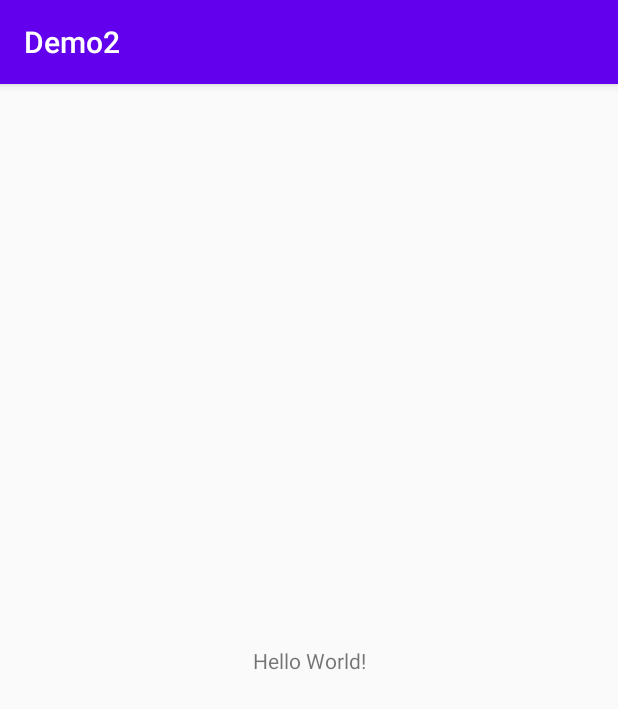
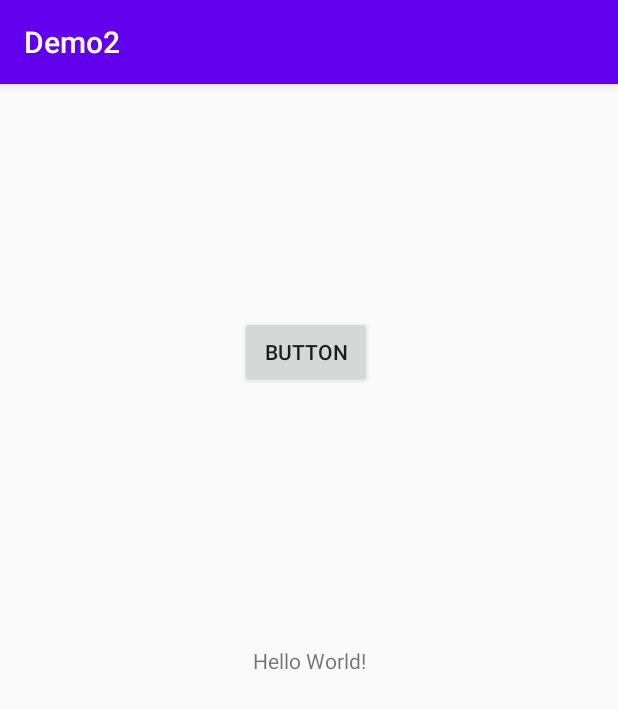
Before and after one commit to HarshitaBali/Demo2, an Android app: the screen it shows after launch (MainActivity), on a phone screen of 412 x 824 dp. Shown: the top 709 px of the screen. Run offline under Robolectric (Android 15) with nearby library versions, the phone set to English and light mode, and no system bars.

Commit message:
Added Button

```diff
--- a/app/src/main/res/layout/activity_main.xml
+++ b/app/src/main/res/layout/activity_main.xml
@@ -7,6 +7,7 @@
     tools:context=".MainActivity">
 
     <TextView
+        android:id="@+id/textView"
         android:layout_width="wrap_content"
         android:layout_height="wrap_content"
         android:text="Hello World!"
@@ -15,4 +16,14 @@
         app:layout_constraintRight_toRightOf="parent"
         app:layout_constraintTop_toTopOf="parent" />
 
+    <Button
+        android:id="@+id/button"
+        android:layout_width="wrap_content"
+        android:layout_height="wrap_content"
+        android:layout_marginEnd="164dp"
+        android:layout_marginBottom="172dp"
+        android:text="Button"
+        app:layout_constraintBottom_toTopOf="@+id/textView"
+        app:layout_constraintEnd_toEndOf="parent" />
+
 </androidx.constraintlayout.widget.ConstraintLayout>
```
